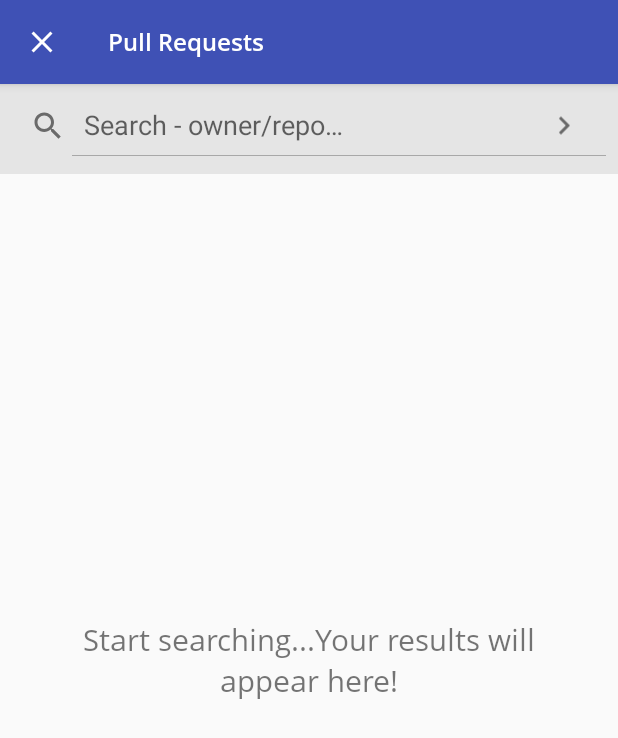
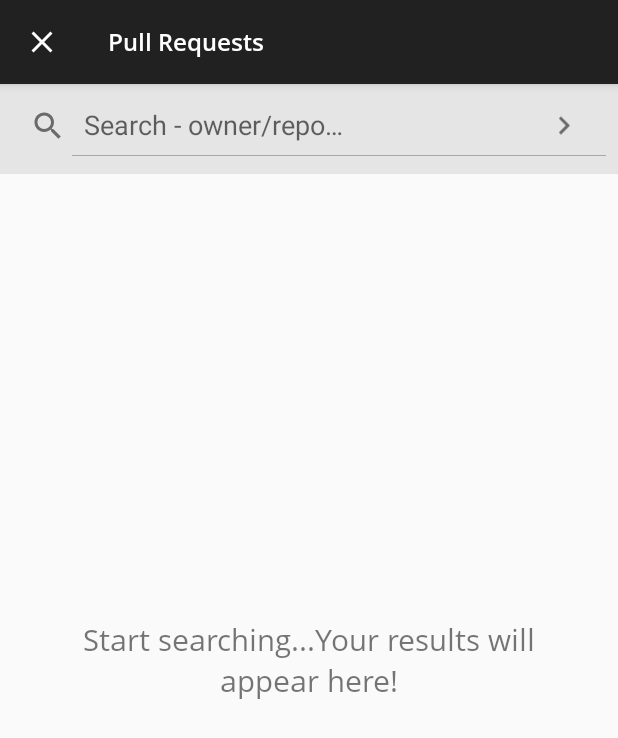
Before and after one commit to gauravk95/github-pull-request-viewer, an Android app: the screen it shows after launch (MainActivity), on a phone screen of 412 x 824 dp. Shown: the top 738 px of the screen. Run offline under Robolectric (Android 15) with nearby library versions, the phone set to English and light mode, and no system bars; our stand-ins replace Dagger/Hilt's generated code, Room's generated code, RxJava, data binding; libraries missing offline, so code that uses them is left out: android.arch.paging; pictures from the network do not load; 9 statements that could not run were skipped.

Commit message:
Updated Logo and Theme

```diff
--- a/app/src/main/res/mipmap-anydpi-v26/ic_launcher.xml
+++ b/app/src/main/res/mipmap-anydpi-v26/ic_launcher.xml
@@ -1,5 +1,5 @@
 <?xml version="1.0" encoding="utf-8"?>
 <adaptive-icon xmlns:android="http://schemas.android.com/apk/res/android">
-    <background android:drawable="@drawable/ic_launcher_background" />
-    <foreground android:drawable="@drawable/ic_launcher_foreground" />
+    <background android:drawable="@color/ic_launcher_background"/>
+    <foreground android:drawable="@mipmap/ic_launcher_foreground"/>
 </adaptive-icon>
--- a/app/src/main/res/mipmap-anydpi-v26/ic_launcher_round.xml
+++ b/app/src/main/res/mipmap-anydpi-v26/ic_launcher_round.xml
@@ -1,5 +1,5 @@
 <?xml version="1.0" encoding="utf-8"?>
 <adaptive-icon xmlns:android="http://schemas.android.com/apk/res/android">
-    <background android:drawable="@drawable/ic_launcher_background" />
-    <foreground android:drawable="@drawable/ic_launcher_foreground" />
+    <background android:drawable="@color/ic_launcher_background"/>
+    <foreground android:drawable="@mipmap/ic_launcher_foreground"/>
 </adaptive-icon>
--- a/app/src/main/res/values/colors.xml
+++ b/app/src/main/res/values/colors.xml
@@ -1,8 +1,8 @@
 <?xml version="1.0" encoding="utf-8"?>
 <resources>
-    <color name="colorPrimary">#3F51B5</color>
-    <color name="colorPrimaryDark">#303F9F</color>
-    <color name="colorAccent">#FF4081</color>
+    <color name="colorPrimary">#212121</color>
+    <color name="colorPrimaryDark">#151515</color>
+    <color name="colorAccent">#FED766</color>
     <color name="white">#ffffff</color>
     <color name="black_effective">#2a2a2a</color>
     <color name="grey_effective">#6a6a6a</color>
--- /dev/null
+++ b/app/src/main/res/values/ic_launcher_background.xml
@@ -0,0 +1,4 @@
+<?xml version="1.0" encoding="utf-8"?>
+<resources>
+    <color name="ic_launcher_background">#212121</color>
+</resources>
```
Also changed, not shown: app/src/main/ic_launcher-web.png (added), app/src/main/res/mipmap-hdpi/ic_launcher.png, app/src/main/res/mipmap-hdpi/ic_launcher_foreground.png (added), app/src/main/res/mipmap-hdpi/ic_launcher_round.png, app/src/main/res/mipmap-mdpi/ic_launcher.png, app/src/main/res/mipmap-mdpi/ic_launcher_foreground.png (added), app/src/main/res/mipmap-mdpi/ic_launcher_round.png, app/src/main/res/mipmap-xhdpi/ic_launcher.png, app/src/main/res/mipmap-xhdpi/ic_launcher_foreground.png (added), app/src/main/res/mipmap-xhdpi/ic_launcher_round.png, app/src/main/res/mipmap-xxhdpi/ic_launcher.png, app/src/main/res/mipmap-xxhdpi/ic_launcher_foreground.png (added), app/src/main/res/mipmap-xxhdpi/ic_launcher_round.png, app/src/main/res/mipmap-xxxhdpi/ic_launcher.png, 2 more files.
